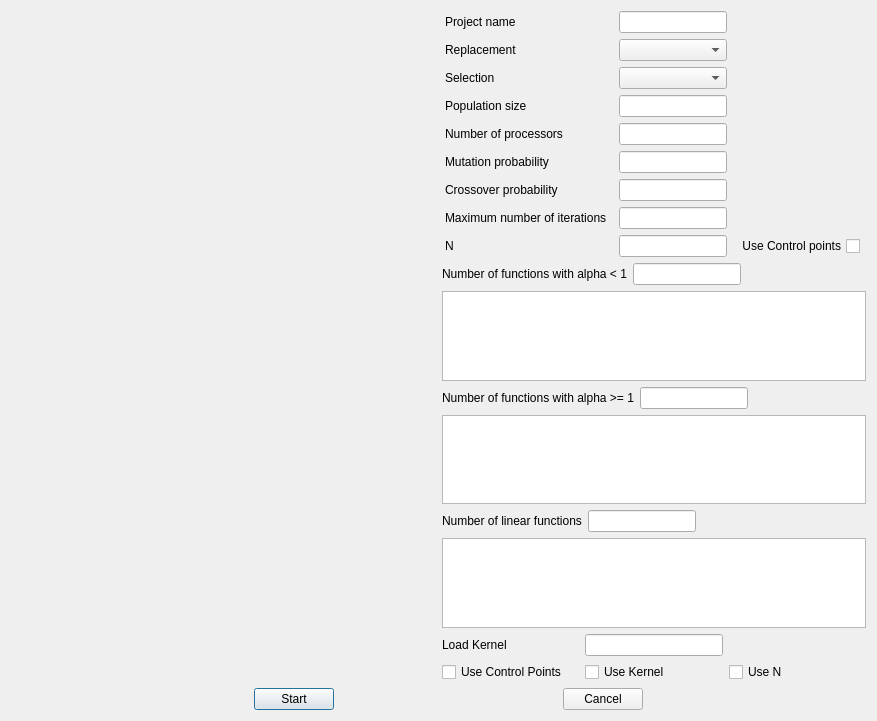
First picture: the form in regression.ui, repository alessioderango/SAKe, before the edit.
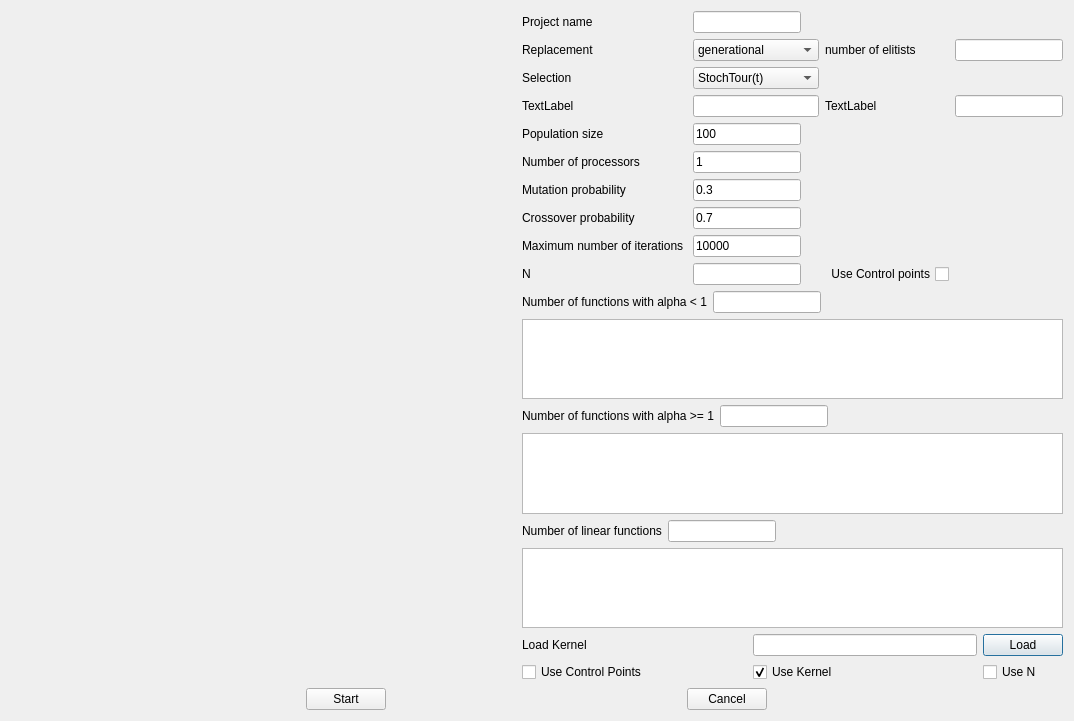
Second picture: the form after the edit. Custom widgets are drawn as their Qt base class.

Commit message: Added Regression, not working yet

Diff of the .ui file:
```diff
--- a/regression.ui
+++ b/regression.ui
@@ -6,7 +6,7 @@
    <rect>
     <x>0</x>
     <y>0</y>
-    <width>877</width>
+    <width>1074</width>
     <height>721</height>
    </rect>
   </property>
@@ -16,6 +16,9 @@
   <layout class="QVBoxLayout" name="verticalLayout_4">
    <item>
     <layout class="QHBoxLayout" name="horizontalLayout">
+     <property name="sizeConstraint">
+      <enum>QLayout::SetMaximumSize</enum>
+     </property>
      <item>
       <widget class="QCustomPlot" name="kernelPlot" native="true">
        <property name="sizePolicy">
@@ -24,23 +27,29 @@
          <verstretch>0</verstretch>
         </sizepolicy>
        </property>
+       <property name="minimumSize">
+        <size>
+         <width>400</width>
+         <height>0</height>
+        </size>
+       </property>
       </widget>
      </item>
      <item>
       <layout class="QVBoxLayout" name="verticalLayout_2">
+       <property name="leftMargin">
+        <number>0</number>
+       </property>
        <item>
         <layout class="QGridLayout" name="gridLayout">
-         <item row="1" column="0">
-          <widget class="QLabel" name="label">
+         <item row="0" column="1">
+          <widget class="QLineEdit" name="lineEditProjName">
            <property name="sizePolicy">
-            <sizepolicy hsizetype="Fixed" vsizetype="Preferred">
+            <sizepolicy hsizetype="Fixed" vsizetype="Fixed">
              <horstretch>0</horstretch>
              <verstretch>0</verstretch>
             </sizepolicy>
            </property>
-           <property name="text">
-            <string>Replacement</string>
-           </property>
           </widget>
          </item>
          <item row="0" column="0">
@@ -50,23 +59,150 @@
            </property>
           </widget>
          </item>
-         <item row="0" column="1">
-          <widget class="QLineEdit" name="lineEdit">
+         <item row="1" column="0">
+          <widget class="QLabel" name="label">
            <property name="sizePolicy">
+            <sizepolicy hsizetype="Fixed" vsizetype="Preferred">
+             <horstretch>0</horstretch>
+             <verstretch>0</verstretch>
+            </sizepolicy>
+           </property>
+           <property name="text">
+            <string>Replacement</string>
+           </property>
+          </widget>
+         </item>
+         <item row="9" column="2">
+          <widget class="QCheckBox" name="checkBox">
+           <property name="sizePolicy">
             <sizepolicy hsizetype="Fixed" vsizetype="Fixed">
              <horstretch>0</horstretch>
              <verstretch>0</verstretch>
             </sizepolicy>
+           </property>
+           <property name="layoutDirection">
+            <enum>Qt::RightToLeft</enum>
+           </property>
+           <property name="text">
+            <string>Use Control points</string>
+           </property>
+           <property name="checked">
+            <bool>false</bool>
+           </property>
+          </widget>
+         </item>
+         <item row="4" column="0">
+          <widget class="QLabel" name="label_4">
+           <property name="sizePolicy">
+            <sizepolicy hsizetype="Fixed" vsizetype="Preferred">
+             <horstretch>0</horstretch>
+             <verstretch>0</verstretch>
+            </sizepolicy>
+           </property>
+           <property name="text">
+            <string>Population size</string>
+           </property>
+          </widget>
+         </item>
+         <item row="1" column="1">
+          <widget class="QComboBox" name="comboBoxReplacement">
+           <property name="sizePolicy">
+            <sizepolicy hsizetype="Fixed" vsizetype="Fixed">
+             <horstretch>1</horstretch>
+             <verstretch>0</verstretch>
+            </sizepolicy>
+           </property>
+           <item>
+            <property name="text">
+             <string>generational</string>
+            </property>
+           </item>
+           <item>
+            <property name="text">
+             <string>elitist/steady state</string>
+            </property>
+           </item>
+          </widget>
+         </item>
+         <item row="2" column="1">
+          <widget class="QComboBox" name="comboBoxSelection">
+           <property name="sizePolicy">
+            <sizepolicy hsizetype="Minimum" vsizetype="Fixed">
+             <horstretch>0</horstretch>
+             <verstretch>0</verstretch>
+            </sizepolicy>
+           </property>
+           <item>
+            <property name="text">
+             <string>StochTour(t)</string>
+            </property>
+           </item>
+           <item>
+            <property name="text">
+             <string>DetTour(T)</string>
+            </property>
+           </item>
+           <item>
+            <property name="text">
+             <string>Ranking(p,e)</string>
+            </property>
+           </item>
+           <item>
+            <property name="text">
+             <string>Roulette</string>
+            </property>
+           </item>
+          </widget>
+         </item>
+         <item row="5" column="1">
+          <widget class="QLineEdit" name="lineEditNumProc">
+           <property name="sizePolicy">
+            <sizepolicy hsizetype="Fixed" vsizetype="Fixed">
+             <horstretch>0</horstretch>
+             <verstretch>0</verstretch>
+            </sizepolicy>
+           </property>
+           <property name="text">
+            <string>1</string>
+           </property>
+          </widget>
+         </item>
+         <item row="8" column="1">
+          <widget class="QLineEdit" name="lineEditMaxNumIte">
+           <property name="sizePolicy">
+            <sizepolicy hsizetype="Fixed" vsizetype="Fixed">
+             <horstretch>0</horstretch>
+             <verstretch>0</verstretch>
+            </sizepolicy>
+           </property>
+           <property name="text">
+            <string>10000</string>
            </property>
           </widget>
          </item>
          <item row="4" column="1">
-          <widget class="QLineEdit" name="lineEdit_3">
+          <widget class="QLineEdit" name="lineEditPopSize">
            <property name="sizePolicy">
             <sizepolicy hsizetype="Fixed" vsizetype="Fixed">
              <horstretch>0</horstretch>
              <verstretch>0</verstretch>
             </sizepolicy>
+           </property>
+           <property name="text">
+            <string>100</string>
+           </property>
+          </widget>
+         </item>
+         <item row="9" column="0">
+          <widget class="QLabel" name="label_9">
+           <property name="sizePolicy">
+            <sizepolicy hsizetype="Fixed" vsizetype="Preferred">
+             <horstretch>0</horstretch>
+             <verstretch>0</verstretch>
+            </sizepolicy>
+           </property>
+           <property name="text">
+            <string>N</string>
            </property>
           </widget>
          </item>
@@ -83,46 +219,7 @@
            </property>
           </widget>
          </item>
-         <item row="3" column="1">
-          <widget class="QLineEdit" name="lineEdit_2">
-           <property name="sizePolicy">
-            <sizepolicy hsizetype="Fixed" vsizetype="Fixed">
-             <horstretch>0</horstretch>
-             <verstretch>0</verstretch>
-            </sizepolicy>
-           </property>
-          </widget>
-         </item>
-         <item row="1" column="1">
-          <widget class="QComboBox" name="comboBox"/>
-         </item>
-         <item row="2" column="1">
-          <widget class="QComboBox" name="comboBox_2"/>
-         </item>
-         <item row="3" column="0">
-          <widget class="QLabel" name="label_4">
-           <property name="sizePolicy">
-            <sizepolicy hsizetype="Fixed" vsizetype="Preferred">
-             <horstretch>0</horstretch>
-             <verstretch>0</verstretch>
-            </sizepolicy>
-           </property>
-           <property name="text">
-            <string>Population size</string>
-           </property>
-          </widget>
-         </item>
-         <item row="7" column="1">
-          <widget class="QLineEdit" name="lineEdit_6">
-           <property name="sizePolicy">
-            <sizepolicy hsizetype="Fixed" vsizetype="Fixed">
-             <horstretch>0</horstretch>
-             <verstretch>0</verstretch>
-            </sizepolicy>
-           </property>
-          </widget>
-         </item>
-         <item row="5" column="0">
+         <item row="6" column="0">
           <widget class="QLabel" name="label_6">
            <property name="sizePolicy">
             <sizepolicy hsizetype="Fixed" vsizetype="Preferred">
@@ -135,8 +232,8 @@
            </property>
           </widget>
          </item>
-         <item row="8" column="1">
-          <widget class="QLineEdit" name="lineEdit_7">
+         <item row="9" column="1">
+          <widget class="QLineEdit" name="lineEditN">
            <property name="sizePolicy">
             <sizepolicy hsizetype="Fixed" vsizetype="Fixed">
              <horstretch>0</horstretch>
@@ -145,53 +242,20 @@
            </property>
           </widget>
          </item>
-         <item row="8" column="0">
-          <widget class="QLabel" name="label_9">
-           <property name="sizePolicy">
-            <sizepolicy hsizetype="Fixed" vsizetype="Preferred">
-             <horstretch>0</horstretch>
-             <verstretch>0</verstretch>
-            </sizepolicy>
-           </property>
-           <property name="text">
-            <string>N</string>
-           </property>
-          </widget>
-         </item>
          <item row="6" column="1">
-          <widget class="QLineEdit" name="lineEdit_5">
+          <widget class="QLineEdit" name="lineEditMutationP">
            <property name="sizePolicy">
             <sizepolicy hsizetype="Fixed" vsizetype="Fixed">
-             <horstretch>0</horstretch>
-             <verstretch>0</verstretch>
-            </sizepolicy>
-           </property>
-          </widget>
-         </item>
-         <item row="5" column="1">
-          <widget class="QLineEdit" name="lineEdit_4">
-           <property name="sizePolicy">
-            <sizepolicy hsizetype="Fixed" vsizetype="Fixed">
-             <horstretch>0</horstretch>
-             <verstretch>0</verstretch>
-            </sizepolicy>
-           </property>
-          </widget>
-         </item>
-         <item row="6" column="0">
-          <widget class="QLabel" name="label_8">
-           <property name="sizePolicy">
-            <sizepolicy hsizetype="Fixed" vsizetype="Preferred">
              <horstretch>0</horstretch>
              <verstretch>0</verstretch>
             </sizepolicy>
            </property>
            <property name="text">
-            <string>Crossover probability</string>
+            <string>0.3</string>
            </property>
           </widget>
          </item>
-         <item row="4" column="0">
+         <item row="5" column="0">
           <widget class="QLabel" name="label_5">
            <property name="sizePolicy">
             <sizepolicy hsizetype="Fixed" vsizetype="Preferred">
@@ -205,6 +269,32 @@
           </widget>
          </item>
          <item row="7" column="0">
+          <widget class="QLabel" name="label_8">
+           <property name="sizePolicy">
+            <sizepolicy hsizetype="Fixed" vsizetype="Preferred">
+             <horstretch>0</horstretch>
+             <verstretch>0</verstretch>
+            </sizepolicy>
+           </property>
+           <property name="text">
+            <string>Crossover probability</string>
+           </property>
+          </widget>
+         </item>
+         <item row="7" column="1">
+          <widget class="QLineEdit" name="lineEditCrossoverP">
+           <property name="sizePolicy">
+            <sizepolicy hsizetype="Fixed" vsizetype="Fixed">
+             <horstretch>0</horstretch>
+             <verstretch>0</verstretch>
+            </sizepolicy>
+           </property>
+           <property name="text">
+            <string>0.7</string>
+           </property>
+          </widget>
+         </item>
+         <item row="8" column="0">
           <widget class="QLabel" name="label_7">
            <property name="sizePolicy">
             <sizepolicy hsizetype="Fixed" vsizetype="Preferred">
@@ -217,22 +307,60 @@
            </property>
           </widget>
          </item>
-         <item row="8" column="2">
-          <widget class="QCheckBox" name="checkBox">
+         <item row="1" column="3">
+          <widget class="QLineEdit" name="lineEditNumberElitists">
            <property name="sizePolicy">
-            <sizepolicy hsizetype="Fixed" vsizetype="Fixed">
+            <sizepolicy hsizetype="MinimumExpanding" vsizetype="Fixed">
              <horstretch>0</horstretch>
              <verstretch>0</verstretch>
             </sizepolicy>
            </property>
-           <property name="layoutDirection">
-            <enum>Qt::RightToLeft</enum>
+          </widget>
+         </item>
+         <item row="3" column="0">
+          <widget class="QLabel" name="label_15">
+           <property name="sizePolicy">
+            <sizepolicy hsizetype="Preferred" vsizetype="Preferred">
+             <horstretch>0</horstretch>
+             <verstretch>0</verstretch>
+            </sizepolicy>
            </property>
            <property name="text">
-            <string>Use Control points</string>
+            <string>TextLabel</string>
            </property>
-           <property name="checked">
-            <bool>false</bool>
+          </widget>
+         </item>
+         <item row="3" column="1">
+          <widget class="QLineEdit" name="lineEditPar1">
+           <property name="sizePolicy">
+            <sizepolicy hsizetype="MinimumExpanding" vsizetype="Fixed">
+             <horstretch>0</horstretch>
+             <verstretch>0</verstretch>
+            </sizepolicy>
+           </property>
+          </widget>
+         </item>
+         <item row="3" column="2">
+          <widget class="QLabel" name="label_16">
+           <property name="text">
+            <string>TextLabel</string>
+           </property>
+          </widget>
+         </item>
+         <item row="3" column="3">
+          <widget class="QLineEdit" name="lineEditPar2">
+           <property name="sizePolicy">
+            <sizepolicy hsizetype="MinimumExpanding" vsizetype="Fixed">
+             <horstretch>0</horstretch>
+             <verstretch>0</verstretch>
+            </sizepolicy>
+           </property>
+          </widget>
+         </item>
+         <item row="1" column="2">
+          <widget class="QLabel" name="label_14">
+           <property name="text">
+            <string>number of elitists</string>
            </property>
           </widget>
          </item>
@@ -266,7 +394,7 @@
              </property>
              <property name="sizeHint" stdset="0">
               <size>
-               <width>40</width>
+               <width>20</width>
                <height>20</height>
               </size>
              </property>
@@ -360,6 +488,9 @@
            <property name="text">
             <string>Use Kernel</string>
            </property>
+           <property name="checked">
+            <bool>true</bool>
+           </property>
           </widget>
          </item>
          <item row="1" column="0">
@@ -370,7 +501,7 @@
           </widget>
          </item>
          <item row="0" column="1">
-          <widget class="QLineEdit" name="lineEdit_11">
+          <widget class="QLineEdit" name="lineEditLoadKernel">
            <property name="sizePolicy">
             <sizepolicy hsizetype="Preferred" vsizetype="Fixed">
              <horstretch>0</horstretch>
@@ -393,6 +524,19 @@
            </property>
           </widget>
          </item>
+         <item row="0" column="2">
+          <widget class="QPushButton" name="pushButton_3">
+           <property name="sizePolicy">
+            <sizepolicy hsizetype="Maximum" vsizetype="Fixed">
+             <horstretch>0</horstretch>
+             <verstretch>0</verstretch>
+            </sizepolicy>
+           </property>
+           <property name="text">
+            <string>Load</string>
+           </property>
+          </widget>
+         </item>
         </layout>
        </item>
       </layout>
@@ -401,7 +545,7 @@
    </item>
    <item>
     <layout class="QGridLayout" name="gridLayout_7">
-     <item row="0" column="1">
+     <item row="0" column="0">
       <widget class="QPushButton" name="pushButton">
        <property name="sizePolicy">
         <sizepolicy hsizetype="Fixed" vsizetype="Fixed">
@@ -414,7 +558,7 @@
        </property>
       </widget>
      </item>
-     <item row="0" column="2">
+     <item row="0" column="1">
       <widget class="QPushButton" name="pushButton_2">
        <property name="sizePolicy">
         <sizepolicy hsizetype="Fixed" vsizetype="Fixed">
@@ -427,22 +571,6 @@
        </property>
       </widget>
      </item>
-     <item row="0" column="0">
-      <spacer name="horizontalSpacer_4">
-       <property name="orientation">
-        <enum>Qt::Horizontal</enum>
-       </property>
-       <property name="sizeType">
-        <enum>QSizePolicy::Fixed</enum>
-       </property>
-       <property name="sizeHint" stdset="0">
-        <size>
-         <width>20</width>
-         <height>20</height>
-        </size>
-       </property>
-      </spacer>
-     </item>
     </layout>
    </item>
   </layout>
```
The commit also changes 48 other files.
